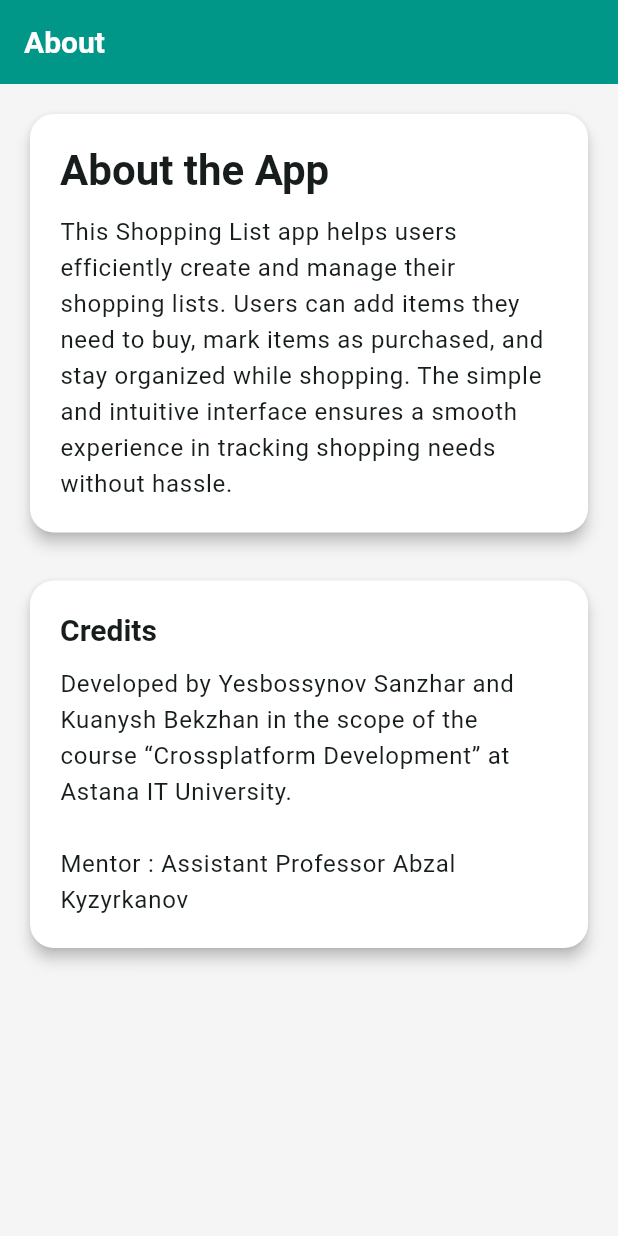
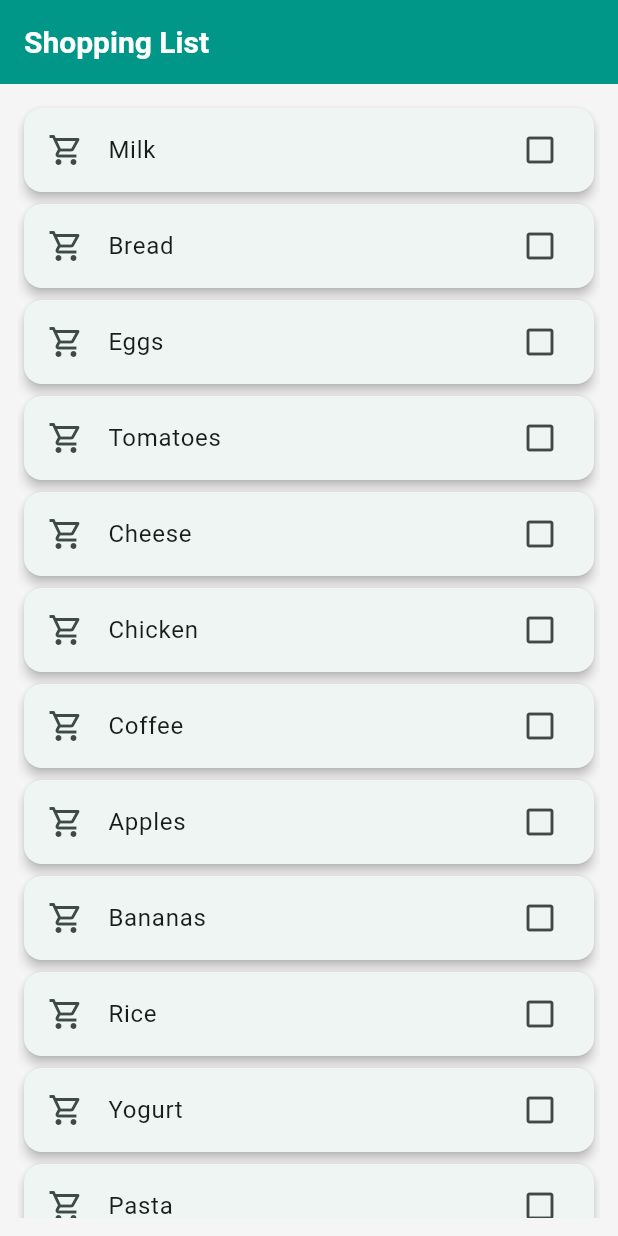
Before and after one commit to Ekacka/cross, a Flutter app: the screen it shows after launch, on a phone screen of 412 x 824 dp. Run offline on Flutter 3.47's test engine with Material 3 defaults, Android fonts, the phone set to English and light mode, and no system bars.

Commit message:
Home page

```diff
--- a/lib/main.dart
+++ b/lib/main.dart
@@ -1,8 +1,8 @@
 import 'package:flutter/material.dart';
+import 'screens/home_screen.dart';
+import 'screens/about_page.dart';
 
-void main() {
-  runApp(const MyApp());
-}
+void main() => runApp(const MyApp());
 
 class MyApp extends StatelessWidget {
   const MyApp({super.key});
@@ -22,77 +22,11 @@ class MyApp extends StatelessWidget {
           bodyLarge: TextStyle(fontSize: 16),
         ),
       ),
-      home: const AboutPage(),
+      initialRoute: '/',
+      routes: {
+        '/': (context) => const HomeScreen(),
+        '/about': (context) => const AboutPage(),
+      },
     );
   }
 }
-
-class AboutPage extends StatelessWidget {
-  const AboutPage({super.key});
-
-  @override
-  Widget build(BuildContext context) {
-    final theme = Theme.of(context).textTheme;
-
-    return Scaffold(
-      appBar: AppBar(
-        title: const Text('About'),
-        backgroundColor: Colors.teal,
-        foregroundColor: Colors.white,
-      ),
-      body: SingleChildScrollView(
-        padding: const EdgeInsets.all(16),
-        child: Column(
-          children: [
-            Card(
-              elevation: 4,
-              shape: RoundedRectangleBorder(
-                borderRadius: BorderRadius.circular(16),
-              ),
-              color: Colors.white,
-              child: Padding(
-                padding: const EdgeInsets.all(20),
-                child: Column(
-                  crossAxisAlignment: CrossAxisAlignment.start,
-                  children: [
-                    Text('About the App', style: theme.headlineLarge),
-                    const SizedBox(height: 12),
-                    Text(
-                      'This Shopping List app helps users efficiently create and manage their shopping lists. '
-                          'Users can add items they need to buy, mark items as purchased, and stay organized while shopping. '
-                          'The simple and intuitive interface ensures a smooth experience in tracking shopping needs without hassle.',
-                      style: theme.bodyLarge,
-                    ),
-                  ],
-                ),
-              ),
-            ),
-            const SizedBox(height: 24),
-            Card(
-              elevation: 4,
-              shape: RoundedRectangleBorder(
-                borderRadius: BorderRadius.circular(16),
-              ),
-              color: Colors.white,
-              child: Padding(
-                padding: const EdgeInsets.all(20),
-                child: Column(
-                  crossAxisAlignment: CrossAxisAlignment.start,
-                  children: [
-                    Text('Credits', style: theme.titleLarge),
-                    const SizedBox(height: 12),
-                    Text(
-                      'Developed by Yesbossynov Sanzhar and Kuanysh Bekzhan in the scope of the course “Crossplatform Development” '
-                          'at Astana IT University.\n\nMentor : Assistant Professor Abzal Kyzyrkanov',
-                      style: theme.bodyLarge,
-                    ),
-                  ],
-                ),
-              ),
-            ),
-          ],
-        ),
-      ),
-    );
-  }
-}
--- /dev/null
+++ b/lib/screens/about_page.dart
@@ -0,0 +1,80 @@
+import 'package:flutter/material.dart';
+
+class AboutPage extends StatelessWidget {
+  const AboutPage({super.key});
+
+  @override
+  Widget build(BuildContext context) {
+    final theme = Theme.of(context).textTheme;
+
+    return Scaffold(
+      appBar: AppBar(
+        title: const Text('About'),
+        backgroundColor: Colors.teal,
+        foregroundColor: Colors.white,
+      ),
+      body: SingleChildScrollView(
+        padding: const EdgeInsets.all(16),
+        child: Column(
+          children: [
+            Card(
+              elevation: 4,
+              shape: RoundedRectangleBorder(
+                borderRadius: BorderRadius.circular(16),
+              ),
+              color: Colors.white,
+              child: Padding(
+                padding: const EdgeInsets.all(20),
+                child: Column(
+                  crossAxisAlignment: CrossAxisAlignment.start,
+                  children: [
+                    Text('About the App', style: theme.headlineLarge),
+                    const SizedBox(height: 12),
+                    Text(
+                      'This Shopping List app helps users efficiently create and manage their shopping lists. '
+                          'Users can add items they need to buy, mark items as purchased, and stay organized while shopping. '
+                          'The simple and intuitive interface ensures a smooth experience in tracking shopping needs without hassle.',
+                      style: theme.bodyLarge,
+                    ),
+                  ],
+                ),
+              ),
+            ),
+            const SizedBox(height: 24),
+            Card(
+              elevation: 4,
+              shape: RoundedRectangleBorder(
+                borderRadius: BorderRadius.circular(16),
+              ),
+              color: Colors.white,
+              child: Padding(
+                padding: const EdgeInsets.all(20),
+                child: Column(
+                  crossAxisAlignment: CrossAxisAlignment.start,
+                  children: [
+                    Text('Credits', style: theme.titleLarge),
+                    const SizedBox(height: 12),
+                    Text(
+                      'Developed by Yesbossynov Sanzhar and Kuanysh Bekzhan in the scope of the course '
+                          '“Crossplatform Development” at Astana IT University.\n\n'
+                          'Mentor: Assistant Professor Abzal Kyzyrkanov',
+                      style: theme.bodyLarge,
+                    ),
+                  ],
+                ),
+              ),
+            ),
+            const SizedBox(height: 24),
+            TextButton.icon(
+              onPressed: () {
+                Navigator.pushNamed(context, '/');
+              },
+              icon: const Icon(Icons.home),
+              label: const Text('Go to Home Screen'),
+            ),
+          ],
+        ),
+      ),
+    );
+  }
+}
--- /dev/null
+++ b/lib/screens/home_screen.dart
@@ -0,0 +1,59 @@
+import 'package:flutter/material.dart';
+
+class HomeScreen extends StatelessWidget {
+  const HomeScreen({super.key});
+
+  final List<String> items = const [
+    'Milk', 'Bread', 'Eggs', 'Tomatoes', 'Cheese',
+    'Chicken', 'Coffee', 'Apples', 'Bananas', 'Rice',
+    'Yogurt', 'Pasta'
+  ];
+
+  @override
+  Widget build(BuildContext context) {
+    Orientation orientation = MediaQuery.of(context).orientation;
+    bool isPortrait = orientation == Orientation.portrait;
+
+    return Scaffold(
+      appBar: AppBar(
+        title: const Text('Shopping List'),
+        backgroundColor: Colors.teal,
+        foregroundColor: Colors.white,
+      ),
+      body: Padding(
+        padding: const EdgeInsets.all(12.0),
+        child: isPortrait
+            ? ListView.builder(
+          itemCount: items.length,
+          itemBuilder: (context, index) {
+            return _buildItemCard(context, items[index]);
+          },
+        )
+            : GridView.count(
+          crossAxisCount: 2,
+          mainAxisSpacing: 10,
+          crossAxisSpacing: 10,
+          childAspectRatio: 3.5,
+          children: items
+              .map((item) => _buildItemCard(context, item))
+              .toList(),
+        ),
+      ),
+    );
+  }
+
+  Widget _buildItemCard(BuildContext context, String item) {
+    return Card(
+      shape: RoundedRectangleBorder(borderRadius: BorderRadius.circular(12)),
+      elevation: 3,
+      child: ListTile(
+        leading: const Icon(Icons.shopping_cart_outlined),
+        title: Text(
+          item,
+          style: Theme.of(context).textTheme.bodyLarge,
+        ),
+        trailing: const Icon(Icons.check_box_outline_blank),
+      ),
+    );
+  }
+}
```
